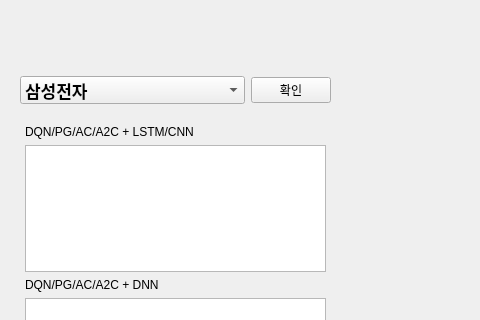
joon8445/stock_prediction, file user_client/test.ui: the form before one commit; both pictures show x 0 to 480 and y 0 to 320 of the 1111 by 539 pixel window.
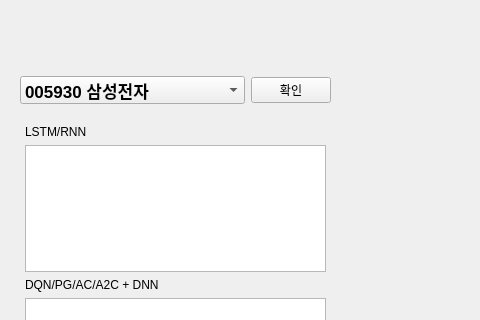
The form after the commit.

What changed in the file:
```diff
--- a/user_client/test.ui
+++ b/user_client/test.ui
@@ -39,7 +39,7 @@
      <item>
       <widget class="QLabel" name="label_2">
        <property name="text">
-        <string>DQN/PG/AC/A2C + LSTM/CNN</string>
+        <string>LSTM/RNN</string>
        </property>
       </widget>
      </item>
@@ -85,7 +85,7 @@
        </property>
        <item>
         <property name="text">
-         <string>삼성전자</string>
+         <string>005930 삼성전자</string>
         </property>
        </item>
        <item>
```
Left out of the diff: 6 changed lines with no effect on the pictures.
